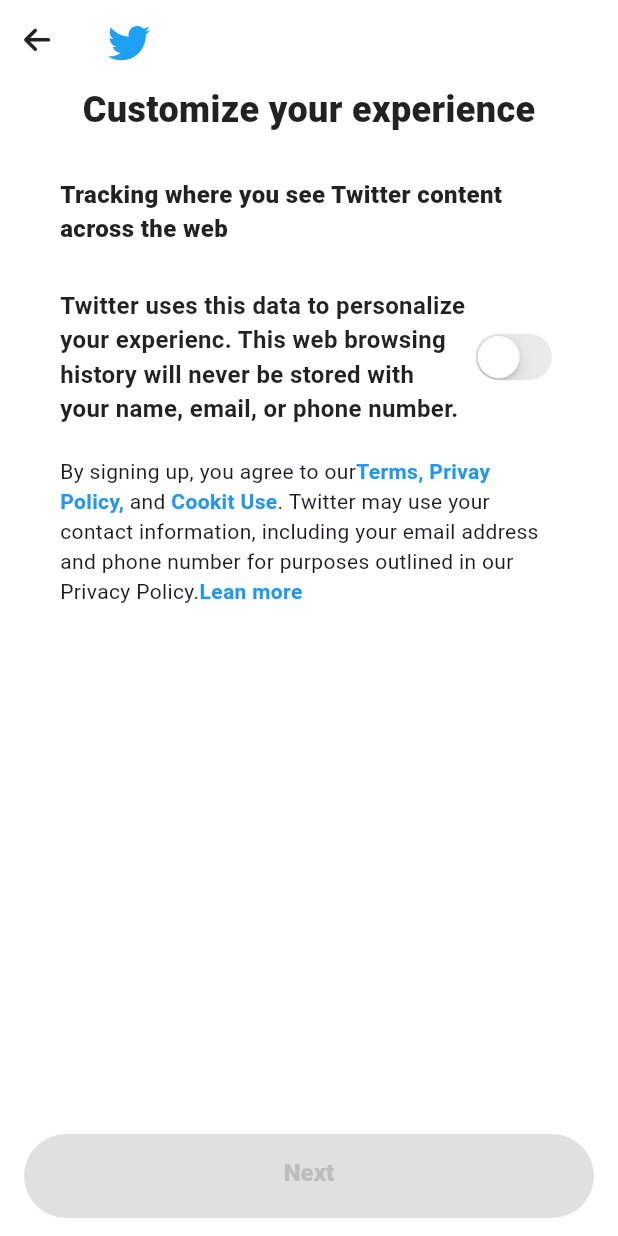
After one commit to JYNoelChoi/twitter_clone_challenge, a Flutter app: the CustomizeExprienceScreen screen opened directly, on a phone screen of 412 x 824 dp. The commit adds this screen. Run offline on Flutter 3.47's test engine with Material 3 defaults, Android fonts, the phone set to English and light mode, and no system bars; our stand-ins replace font_awesome_flutter; network calls fail.

Commit message:
customize screen

```diff
--- a/lib/features/authentication/widgets/create_account_screen.dart
+++ b/lib/features/authentication/widgets/create_account_screen.dart
@@ -3,6 +3,7 @@ import 'package:flutter/material.dart';
 import 'package:font_awesome_flutter/font_awesome_flutter.dart';
 import 'package:twitter_clone/constants/gaps.dart';
 import 'package:twitter_clone/constants/sizes.dart';
+import 'package:twitter_clone/features/authentication/widgets/customize_exprience_screen.dart';
 
 class CreateAccountScreen extends StatefulWidget {
   const CreateAccountScreen({super.key});
@@ -43,13 +44,17 @@ class _CreateAccountScreenState extends State<CreateAccountScreen> {
   }
 
   void onPressNext() {
-    print("onPressNext() called. _formData= $_formData");
+    // print("onPressNext() called. _formData= $_formData");
     if (_formKey.currentState != null) {
       // triggers validator
       if (_formKey.currentState!.validate()) {
         // triggers onSave calleback
         _formKey.currentState!.save();
-        print(_formData);
+        // print(_formData);
+        Navigator.push(
+          context,
+          MaterialPageRoute(builder: (context) => CustomizeExprienceScreen()),
+        );
       }
     }
     setState(() {});
--- /dev/null
+++ b/lib/features/authentication/widgets/customize_exprience_screen.dart
@@ -0,0 +1,131 @@
+import 'package:flutter/cupertino.dart';
+import 'package:flutter/material.dart';
+import 'package:font_awesome_flutter/font_awesome_flutter.dart';
+import 'package:twitter_clone/constants/gaps.dart';
+import 'package:twitter_clone/constants/sizes.dart';
+import 'package:twitter_clone/features/authentication/widgets/form_button.dart';
+
+class CustomizeExprienceScreen extends StatefulWidget {
+  const CustomizeExprienceScreen({super.key});
+
+  @override
+  State<CustomizeExprienceScreen> createState() =>
+      _CustomizeExprienceScreenState();
+}
+
+class _CustomizeExprienceScreenState extends State<CustomizeExprienceScreen> {
+  final TextStyle _textLinkStyle = TextStyle(
+    fontWeight: FontWeight.w600,
+    color: Colors.blue,
+  );
+
+  bool _customizeEnabled = false;
+
+  @override
+  Widget build(BuildContext context) {
+    return Scaffold(
+      appBar: AppBar(
+        leading: GestureDetector(
+          onTap: () => {Navigator.of(context).pop()},
+          child: Padding(
+            padding: const EdgeInsets.symmetric(
+              vertical: Sizes.size16,
+              horizontal: Sizes.size16,
+            ),
+            child: FaIcon(
+              FontAwesomeIcons.arrowLeft,
+              color: Colors.black87,
+              size: Sizes.size20,
+            ),
+          ),
+        ),
+        automaticallyImplyLeading: false,
+
+        backgroundColor: Colors.white,
+        foregroundColor: Colors.black,
+        elevation: 0,
+        title: FaIcon(
+          FontAwesomeIcons.twitter,
+          color: Color(0xFF1DA1F2),
+          size: Sizes.size28,
+        ),
+      ),
+      body: SafeArea(
+        child: Padding(
+          padding: EdgeInsets.symmetric(horizontal: Sizes.size40),
+          child: Column(
+            children: [
+              Text(
+                "Customize your experience",
+                style: TextStyle(
+                  fontSize: Sizes.size24,
+                  fontWeight: FontWeight.w900,
+                  color: Colors.black87,
+                ),
+              ),
+              Gaps.v28,
+              Text(
+                "Tracking where you see Twitter content across the web",
+                style: TextStyle(
+                  fontSize: Sizes.size16,
+                  color: Colors.black87,
+                  fontWeight: FontWeight.w900,
+                ),
+              ),
+              Gaps.v28,
+              Row(
+                children: [
+                  Expanded(
+                    child: Text(
+                      "Twitter uses this data to personalize your experienc. "
+                      "This web browsing history will never be stored with your name, "
+                      "email, or phone number.",
+                      style: TextStyle(
+                        fontSize: Sizes.size16,
+                        color: Colors.black87,
+                        fontWeight: FontWeight.w600,
+                      ),
+                    ),
+                  ),
+                  CupertinoSwitch(
+                    value: _customizeEnabled,
+                    onChanged: (value) {
+                      setState(() {
+                        _customizeEnabled = value;
+                      });
+                    },
+                  ),
+                ],
+              ),
+              Gaps.v20,
+              Text.rich(
+                TextSpan(
+                  children: <TextSpan>[
+                    TextSpan(text: "By signing up, you agree to our"),
+                    TextSpan(
+                      text: "Terms, Privay Policy,",
+                      style: _textLinkStyle,
+                    ),
+                    TextSpan(text: " and "),
+                    TextSpan(text: "Cookit Use", style: _textLinkStyle),
+                    TextSpan(
+                      text:
+                          ". Twitter may use your contact information, including your email address"
+                          " and phone number for purposes outlined in our Privacy Policy.",
+                    ),
+                    TextSpan(text: "Lean more", style: _textLinkStyle),
+                  ],
+                ),
+              ),
+            ],
+          ),
+        ),
+      ),
+      bottomNavigationBar: BottomAppBar(
+        color: Colors.white,
+        elevation: 0,
+        child: FormButton(disabled: !_customizeEnabled),
+      ),
+    );
+  }
+}
--- /dev/null
+++ b/lib/features/authentication/widgets/form_button.dart
@@ -0,0 +1,37 @@
+import 'package:flutter/material.dart';
+import 'package:twitter_clone/constants/sizes.dart';
+
+class FormButton extends StatelessWidget {
+  final bool disabled;
+
+  const FormButton({super.key, required this.disabled});
+
+  @override
+  Widget build(BuildContext context) {
+    return FractionallySizedBox(
+      widthFactor: 1,
+      child: AnimatedContainer(
+        duration: Duration(milliseconds: 500),
+        padding: EdgeInsets.symmetric(vertical: Sizes.size16),
+        decoration: BoxDecoration(
+          borderRadius: BorderRadius.circular(Sizes.size28),
+          color: disabled ? Colors.grey.shade300 : Colors.black,
+        ),
+        child: AnimatedDefaultTextStyle(
+          duration: Duration(milliseconds: 500),
+          style: TextStyle(
+            color: disabled ? Colors.grey.shade400 : Colors.white,
+          ),
+          child: Text(
+            "Next",
+            textAlign: TextAlign.center,
+            style: TextStyle(
+              fontWeight: FontWeight.w900,
+              fontSize: Sizes.size16,
+            ),
+          ),
+        ),
+      ),
+    );
+  }
+}
```
